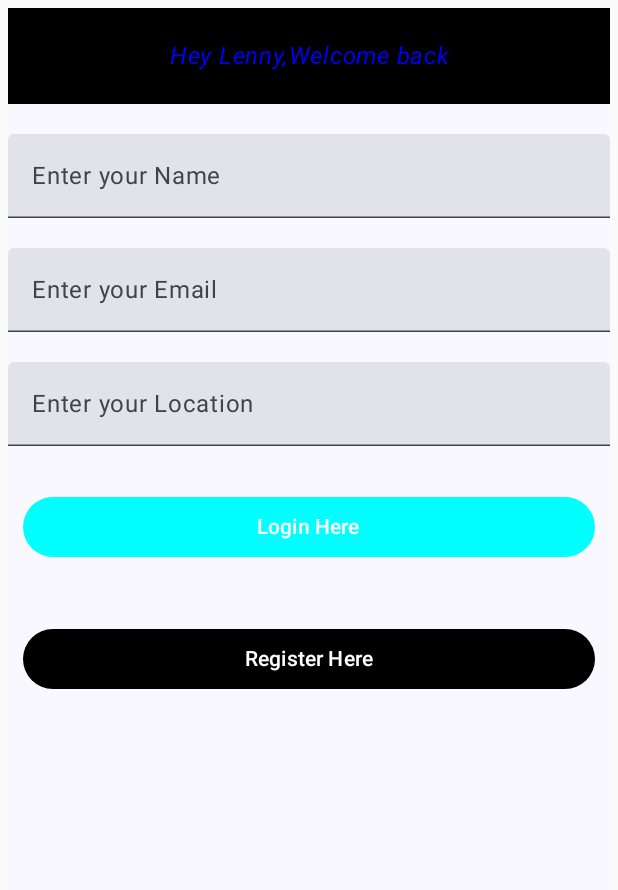
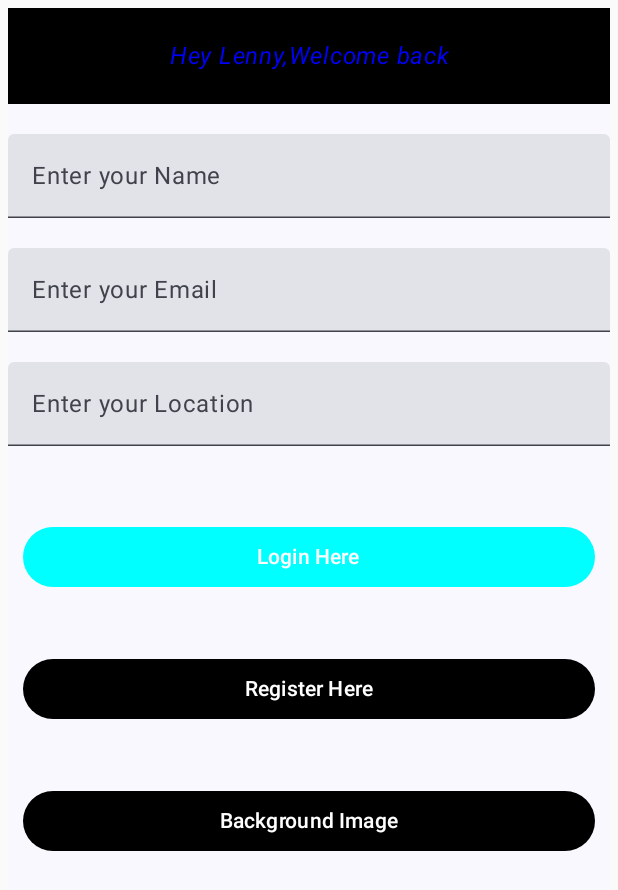
Before and after one commit to MwauraLenny/android, an Android app built with Jetpack Compose: the screen it shows after launch (MainActivity), on a phone screen of 412 x 824 dp. Shown: the top 890 px of the screen. Run offline under Robolectric (Android 15) with nearby library versions, the phone set to English and light mode, and no system bars.

Commit message:
Second commit

```diff
--- a/app/src/main/java/com/vic/lennymobileapp/MainActivity.kt
+++ b/app/src/main/java/com/vic/lennymobileapp/MainActivity.kt
@@ -1,5 +1,6 @@
 package com.vic.lennymobileapp
 
+import android.content.Intent
 import android.os.Bundle
 import androidx.activity.ComponentActivity
 import androidx.activity.compose.setContent
@@ -52,7 +53,42 @@ class MainActivity : ComponentActivity() {
 
                     color = MaterialTheme.colorScheme.background
                 ) {
-                    HelloWorld("Lenny")
+                    Column {
+                        HelloWorld("Lenny")
+                        Spacer(modifier = Modifier.height(20.dp))
+                        Button(
+                            onClick = {
+                                val intent = Intent(this@MainActivity,LoginActivty::class.java)
+                                startActivity(intent)
+                            },
+                            modifier = Modifier
+                                .fillMaxWidth()
+                                .padding(10.dp),
+                            colors = ButtonDefaults.buttonColors(Color.Cyan)) {
+                            Text(text = "Login Here")
+                        }
+                        Spacer(modifier = Modifier.height(20.dp))
+
+                        Button(onClick = {},
+                            modifier = Modifier
+                                .fillMaxWidth()
+                                .padding(10.dp),
+                            colors = ButtonDefaults.buttonColors(Color.Black)) {
+                            Text(text ="Register Here",
+                                color =Color.White)
+                    }
+                        Spacer(modifier = Modifier.height(20.dp))
+                        Button(onClick = {
+                                         val background = Intent(this@MainActivity,BackgroundActivity::class.java)
+                            startActivity(background)
+                        },
+                            modifier = Modifier
+                                .fillMaxWidth()
+                                .padding(10.dp),
+                            colors = ButtonDefaults.buttonColors(Color.Black)) {
+                            Text(text ="Background Image",
+                                color =Color.White)
+                    }
                 }
 
 
@@ -86,25 +122,12 @@ fun HelloWorld( name:String) {
        Spacer(modifier = Modifier.height(20.dp))
    TextFieldLocationComponent()
        Spacer(modifier = Modifier.height(20.dp))
-   Button(
-       onClick = {},
-       modifier = Modifier
-           .fillMaxWidth()
-           .padding(10.dp),
-           colors =ButtonDefaults.buttonColors(Color.Cyan)) {
-       Text(text = "Login Here")
-       }
-       Spacer(modifier = Modifier.height(20.dp))
-   Button(onClick = {},
-       modifier = Modifier
-           .fillMaxWidth()
-           .padding(10.dp),
-       colors = ButtonDefaults.buttonColors(Color.Black)) {
-       Text(text ="Register Here",
-            color =Color.White)
-   }
 
 
+
+
+}
+//
 //       Text(
 //           text = "$name is a Software Developer/Android Developer ",
 //           fontSize = 23.sp,
@@ -117,7 +140,7 @@ fun HelloWorld( name:String) {
 //               .wrapContentHeight(align = Alignment.Top)
 //       )
    }
-}
+
 @Preview(showSystemUi = true , showBackground = true)
 @Composable
 fun HelloWorldPreview() {
@@ -166,4 +189,5 @@ fun TextFieldLocationComponent(){
         placeholder = {
             Text(text = "Please Enter your Location")
         })
+    }
 }
--- a/app/src/main/res/values/strings.xml
+++ b/app/src/main/res/values/strings.xml
@@ -1,4 +1,7 @@
 <resources>
     <string name="app_name">LennyMobileApp</string>
     <string name="title_activity_login_activty">LoginActivty</string>
+    <string name="path_password_eye" translatable="false">M12,4.5C7,4.5 2.73,7.61 1,12c1.73,4.39 6,7.5 11,7.5s9.27,-3.11 11,-7.5c-1.73,-4.39 -6,-7.5 -11,-7.5zM12,17c-2.76,0 -5,-2.24 -5,-5s2.24,-5 5,-5 5,2.24 5,5 -2.24,5 -5,5zM12,9c-1.66,0 -3,1.34 -3,3s1.34,3 3,3 3,-1.34 3,-3 -1.34,-3 -3,-3z</string>
+    <string name="title_activity_box">BoxActivity</string>
+    <string name="title_activity_background">BackgroundActivity</string>
 </resources>
```
Also changed, not shown: app/src/main/AndroidManifest.xml (+10 -0 lines), app/src/main/java/com/vic/lennymobileapp/BackgroundActivity.kt (added, +51 -0 lines), app/src/main/java/com/vic/lennymobileapp/BoxActivity.kt (added, +65 -0 lines), app/src/main/java/com/vic/lennymobileapp/LoginActivty.kt (+113 -26 lines), app/src/main/res/drawable/design_ic_visibility.xml (added, +13 -0 lines), app/src/main/res/drawable/design_ic_visibilty_off.xml (added, +12 -0 lines), app/src/main/res/drawable/butterfly.jpg (added), app/src/main/res/drawable/img.png (added), app/src/main/res/drawable/j2.jpeg (added), app/src/main/res/drawable/kittens.jpg (added).
